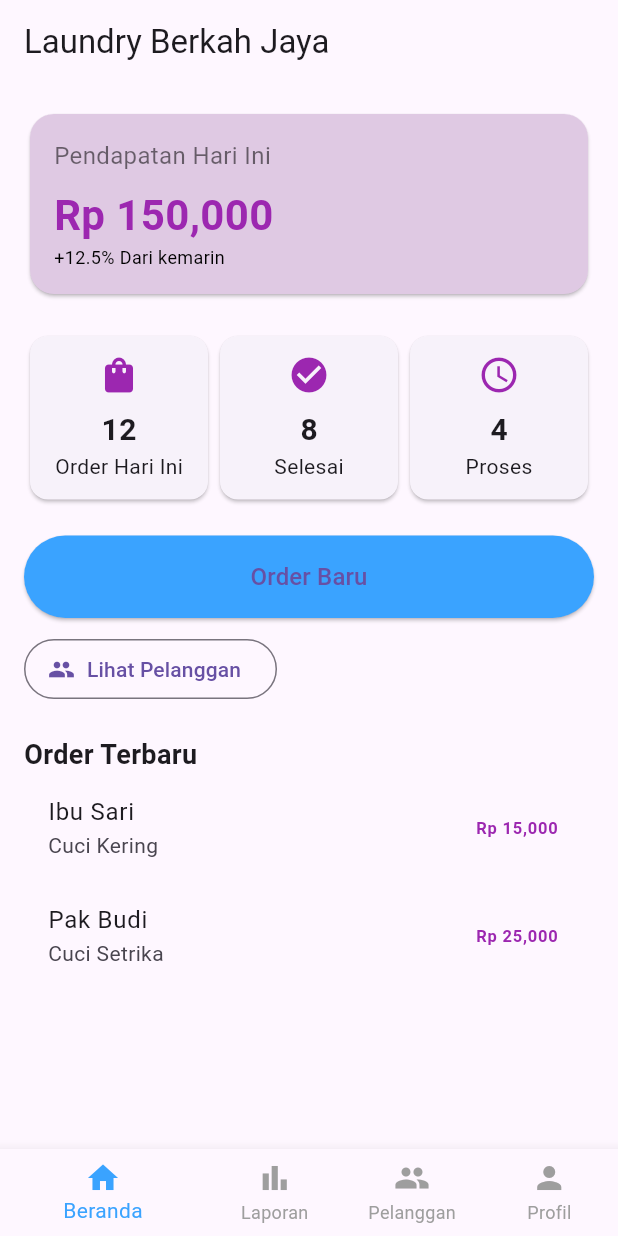
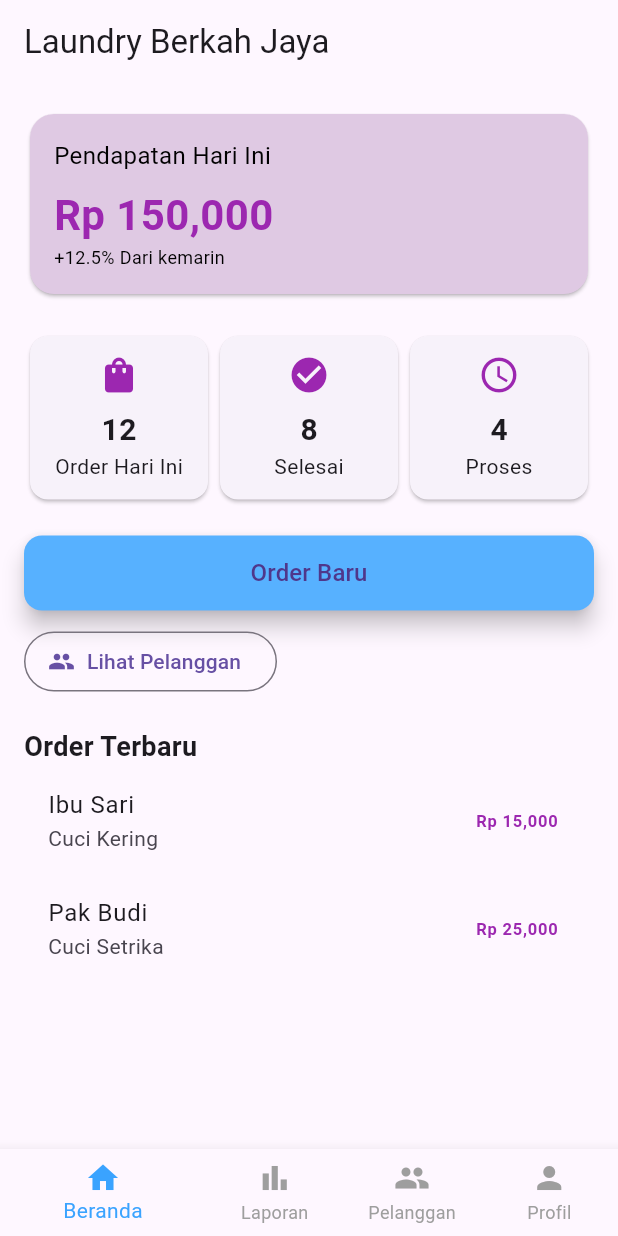
Before and after one commit to farrelshaq/LaundryNote, a Flutter app: the screen it shows after launch, after a tap on "Masuk", on a phone screen of 412 x 824 dp. Run offline on Flutter 3.47's test engine with Material 3 defaults, Android fonts, the light colour scheme and no system bars; our stand-ins replace get, supabase_flutter; accounts and stored records are empty.

Commit message:
Mengganti link Supabase di main.dart dan ngedit beberapa bagian

```diff
--- a/lib/main.dart
+++ b/lib/main.dart
@@ -7,8 +7,8 @@ void main() async {
   WidgetsFlutterBinding.ensureInitialized();
 
   await Supabase.initialize(
-    url: 'https://jcbukornvsbimvsaktwb.supabase.co',
-    anonKey: 'eyJhbGciOiJIUzI1NiIsInR5cCI6IkpXVCJ9.eyJpc3MiOiJzdXBhYmFzZSIsInJlZiI6ImpjYnVrb3JudnNiaW12c2FrdHdiIiwicm9sZSI6ImFub24iLCJpYXQiOjE3NTQzNzQzMjQsImV4cCI6MjA2OTk1MDMyNH0.H5KHUylbaTt5t20CkFS5id26QUoo1yo1JX0QwlUBCXQ',
+    url: 'https://nbywktareudymgcdaqjz.supabase.co',
+    anonKey: 'eyJhbGciOiJIUzI1NiIsInR5cCI6IkpXVCJ9.eyJpc3MiOiJzdXBhYmFzZSIsInJlZiI6Im5ieXdrdGFyZXVkeW1nY2RhcWp6Iiwicm9sZSI6ImFub24iLCJpYXQiOjE3NTc0MDMzOTksImV4cCI6MjA3Mjk3OTM5OX0.Wq3qdS8mUF7HeB1T-511bs3uV2wVRbL0nMKyu2V1A6o',
 
   );
   runApp(const MyApp());
--- a/lib/modules/dashboards/controllers/dashboard_controller.dart
+++ b/lib/modules/dashboards/controllers/dashboard_controller.dart
@@ -1,9 +1,40 @@
 import 'package:get/get.dart';
+import '../services/dashboard_service.dart';
 
 class DashboardController extends GetxController {
   var currentIndex = 0.obs;
 
+  var orderTerbaru = <Map<String, dynamic>>[].obs;
+
+  final _service = DashboardService();
+
   void changeTab(int index) {
     currentIndex.value = index;
   }
+
+  @override
+  void onInit() {
+    super.onInit();
+    fetchOrders();
+  }
+
+  Future<void> fetchOrders() async {
+    final result = await _service.getOrdersToday();
+    orderTerbaru.assignAll(result);
+  }
+
+  Future<void> addOrder({
+    required String nama,
+    required String telepon,
+    required String layanan,
+    required int harga,
+  }) async {
+    await _service.insertOrder(
+      nama: nama,
+      telepon: telepon,
+      layanan: layanan,
+      harga: harga,
+    );
+    await fetchOrders(); // Refresh the list after adding a new order
+  }
 }
--- a/lib/modules/dashboards/pages/dashboard_page.dart
+++ b/lib/modules/dashboards/pages/dashboard_page.dart
@@ -1,10 +1,10 @@
 import 'package:flutter/material.dart';
 import 'package:get/get.dart';
+import 'package:laundrynote/modules/dashboards/controllers/dashboard_controller.dart';
 import 'package:laundrynote/modules/dashboards/widgets/revenue_custom.dart';
+import 'package:laundrynote/modules/pelanggan/pages/pelanggan_page.dart';
 import 'package:laundrynote/modules/laporan/pages/laporan_page.dart';
-import 'package:laundrynote/modules/pelanggan/pages/pelanggan_page.dart';
 import 'package:laundrynote/modules/profile/pages/profile_page.dart';
-import '../controllers/dashboard_controller.dart';
 
 class DashboardPage extends StatelessWidget {
   const DashboardPage({super.key});
@@ -14,9 +14,9 @@ class DashboardPage extends StatelessWidget {
     final controller = Get.find<DashboardController>();
 
     final pages = [
-      _buildHomePage(context), // ⬅️ kirim context
+      _buildHomePage(context), // Beranda
       const LaporanPage(),
-      PelangganPage(),
+      const PelangganPage(),
       const ProfilePage(),
     ];
 
@@ -67,14 +67,19 @@ class DashboardPage extends StatelessWidget {
           const SizedBox(height: 20),
 
           // Tombol Order Baru
-          ElevatedButton(
+          SizedBox(
+            width: double.infinity, // biar full lebar
+            height: 50,
+
+            child: FloatingActionButton(
             onPressed: () => _showOrderBaruDialog(context),
-            style: ElevatedButton.styleFrom(
-              backgroundColor: const Color.fromARGB(255, 58, 163, 255),
-              padding: const EdgeInsets.symmetric(vertical: 16),
+            backgroundColor: const Color.fromARGB(255, 87, 177, 255),
+            shape: RoundedRectangleBorder(
+
+            borderRadius: BorderRadius.circular(12), // biar kotak agak rounded
     ),
-            child: const Center(
-              child: Text("Order Baru", style: TextStyle(fontSize: 16)),
+
+    child: const Text("Order Baru", style: TextStyle(fontSize: 16)),
   ),
 ),
           const SizedBox(height: 10),
@@ -89,7 +94,7 @@ class DashboardPage extends StatelessWidget {
           ),
           const SizedBox(height: 20),
 
-          // Order terbaru
+          // Order terbaru (sementara dummy)
           const Text(
             "Order Terbaru",
             style: TextStyle(fontSize: 18, fontWeight: FontWeight.bold),
@@ -129,6 +134,7 @@ class DashboardPage extends StatelessWidget {
               // Isi Form
               Padding(
                 padding: const EdgeInsets.fromLTRB(16, 48, 16, 16),
+                child: SingleChildScrollView(
                   child: Column(
                     mainAxisSize: MainAxisSize.min,
                     crossAxisAlignment: CrossAxisAlignment.start,
@@ -148,6 +154,7 @@ class DashboardPage extends StatelessWidget {
                           ),
                         ),
                       ),
+                      const SizedBox(height: 12),
 
                       const Text("No. Telepon *"),
                       TextField(
@@ -192,7 +199,8 @@ class DashboardPage extends StatelessWidget {
                         width: double.infinity,
                         child: ElevatedButton(
                           onPressed: () {
-                          Navigator.of(ctx).pop();
+                            Navigator.of(ctx).pop(); // Tutup dialog
+                            // Nanti di sini kita panggil DashboardController -> simpan order ke Supabase
                           },
                           style: ElevatedButton.styleFrom(
                             padding: const EdgeInsets.symmetric(vertical: 14),
@@ -205,6 +213,7 @@ class DashboardPage extends StatelessWidget {
                         ),
                       ),
                     ],
+                  ),
                 ),
               ),
 
--- a/lib/modules/dashboards/widgets/revenue_custom.dart
+++ b/lib/modules/dashboards/widgets/revenue_custom.dart
@@ -20,7 +20,7 @@ class RevenueCard extends StatelessWidget {
                Text(
                 "Pendapatan Hari Ini",
                 style: TextStyle(
-                  color: Colors.black54,
+                  color: Colors.black,
                   fontSize: 16,
                 ),
               ),
```
Also changed, not shown: lib/modules/dashboards/services/dashboard_service.dart (+19 -1 lines). Lines whose indentation alone changed are shown as unchanged.
